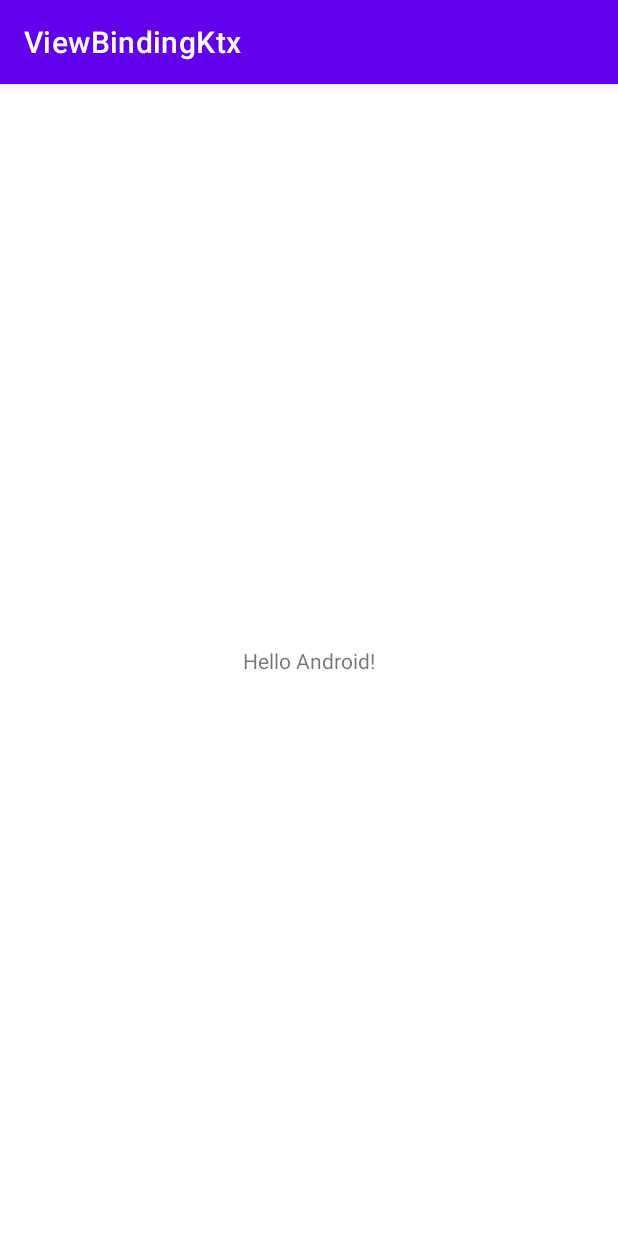
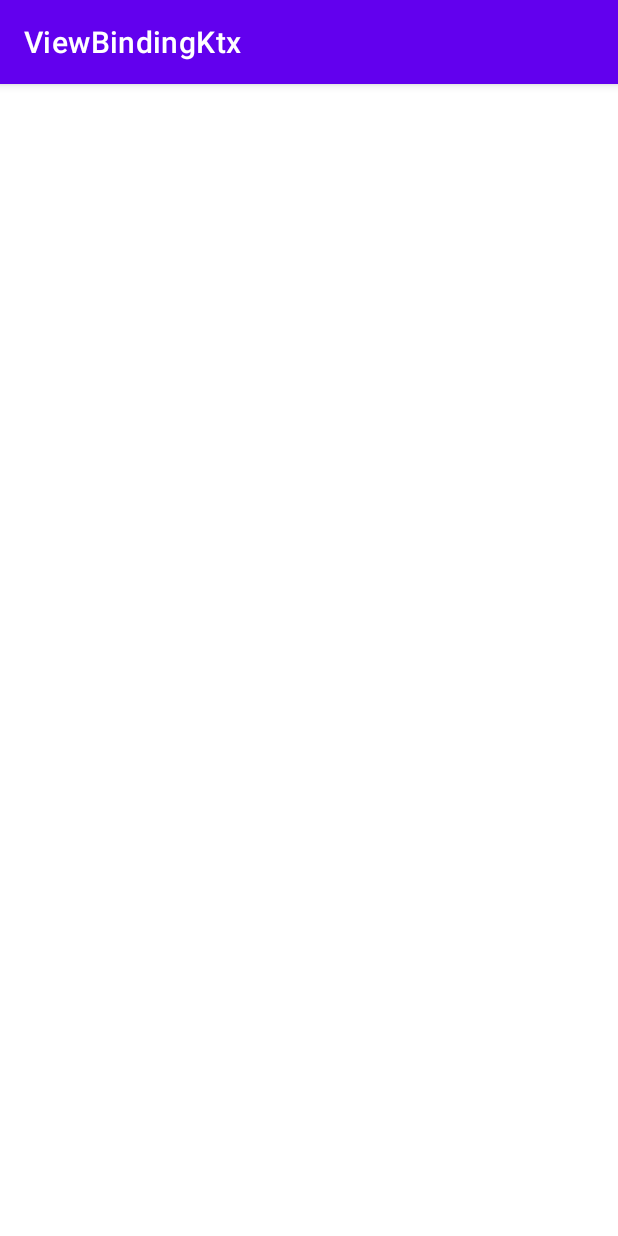
Before and after one commit to DylanCaiCoding/ViewBindingKTX, an Android app: the screen it shows after launch (MainActivity), on a phone screen of 412 x 824 dp. Run offline under Robolectric (Android 15) with nearby library versions, the phone set to English and light mode, and no system bars; libraries missing offline, so code that uses them is left out: com.drakeet.multitype; 3 statements that could not run were skipped.

Commit message:
Prepare for release 1.0.0

```diff
--- a/app/src/main/java/com/dylanc/viewbinding/sample/MainActivity.kt
+++ b/app/src/main/java/com/dylanc/viewbinding/sample/MainActivity.kt
@@ -15,8 +15,7 @@ class MainActivity : AppCompatActivity() {
 
   override fun onCreate(savedInstanceState: Bundle?) {
     super.onCreate(savedInstanceState)
-    with(binding) {
-      tvHelloWorld.text = "Hello Android!"
+    binding.apply {
       val adapter = MultiTypeAdapter(listOf(Foo("1"), Foo("2"), Foo("3")))
       adapter.register(FooViewDelegate())
       recyclerView.adapter = adapter
--- a/app/src/main/java/com/dylanc/viewbinding/sample/item/Foo.kt
+++ b/app/src/main/java/com/dylanc/viewbinding/sample/item/Foo.kt
@@ -1,3 +1,3 @@
 package com.dylanc.viewbinding.sample.item
 
-class Foo(val value: String)
+data class Foo(val value: String)
--- a/app/src/main/res/layout/activity_main.xml
+++ b/app/src/main/res/layout/activity_main.xml
@@ -14,14 +14,4 @@
     app:layout_constraintStart_toStartOf="parent"
     app:layout_constraintTop_toTopOf="parent" />
 
-  <TextView
-    android:id="@+id/tv_hello_world"
-    android:layout_width="wrap_content"
-    android:layout_height="wrap_content"
-    android:text="Hello World!"
-    app:layout_constraintBottom_toBottomOf="parent"
-    app:layout_constraintLeft_toLeftOf="parent"
-    app:layout_constraintRight_toRightOf="parent"
-    app:layout_constraintTop_toTopOf="parent" />
-
 </androidx.constraintlayout.widget.ConstraintLayout>
```
Also changed, not shown: library/build.gradle (+12 -0 lines), 2 other files.
